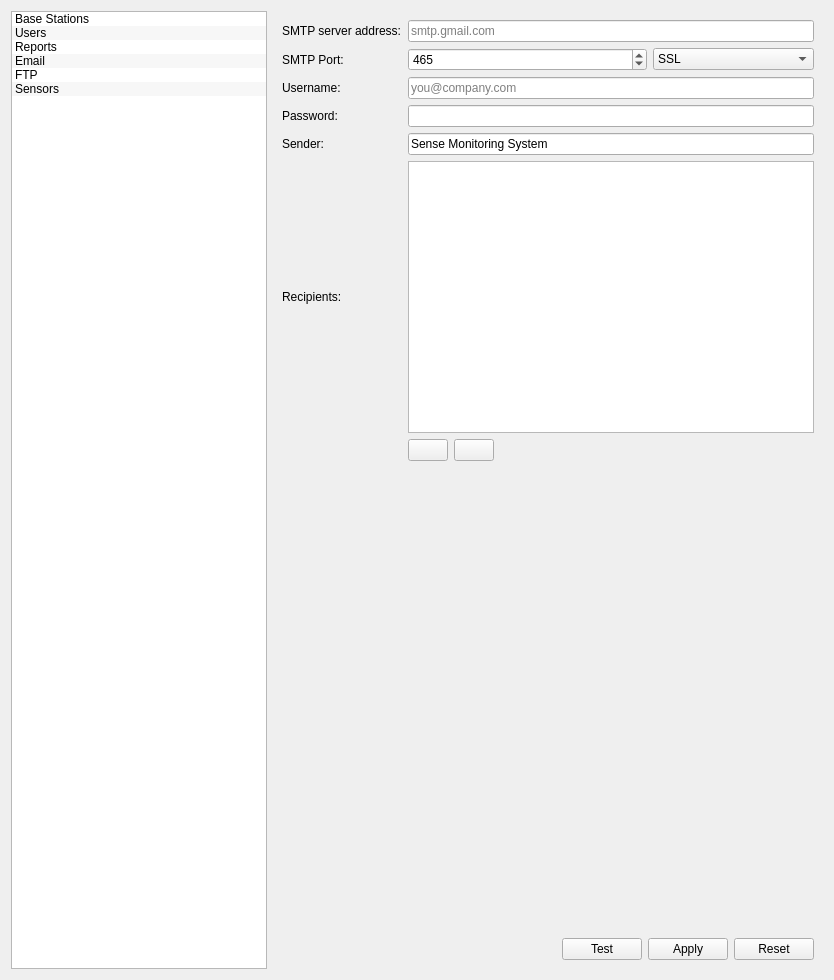
Before: the Qt Designer form manager/src/SettingsWidget.ui in porkmarks/sense, drawn with Qt 5.
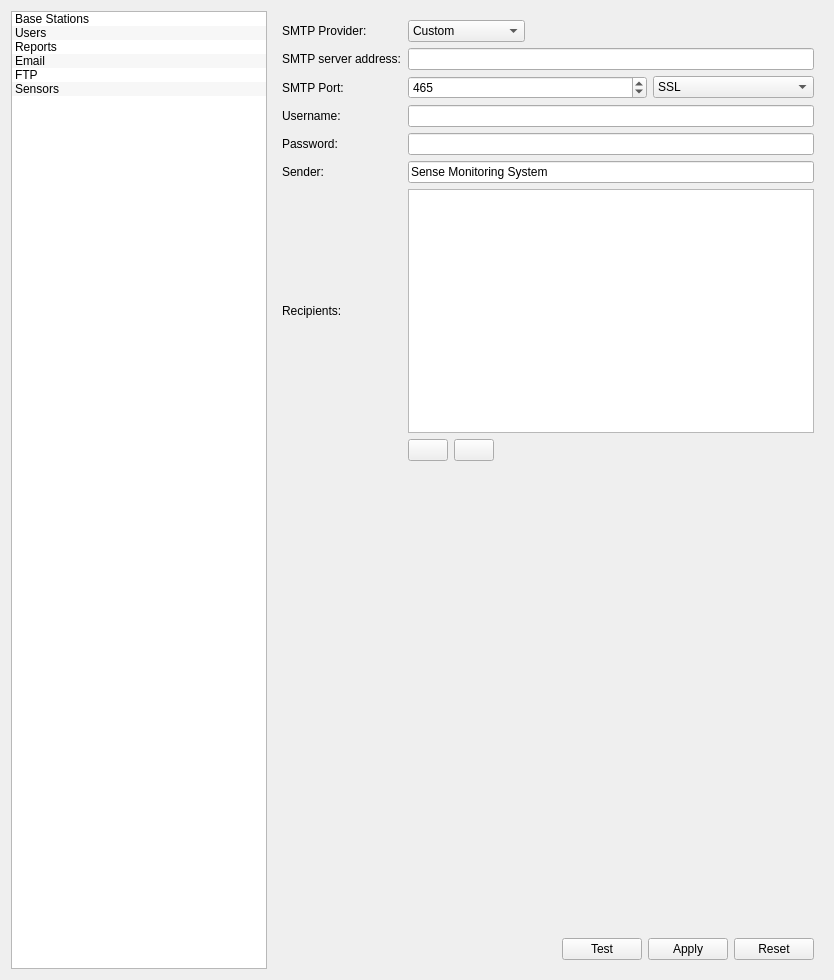
After: the same form once the commit is applied. Icons and pictures are not drawn. Custom widgets are drawn as their Qt base class.

Commit message: Email and alarm fixes Fixed weekly filters

Diff of the .ui file:
```diff
--- a/manager/src/SettingsWidget.ui
+++ b/manager/src/SettingsWidget.ui
@@ -195,59 +195,17 @@
           <property name="verticalSpacing">
            <number>6</number>
           </property>
-          <item row="0" column="0">
+          <item row="1" column="0">
            <widget class="QLabel" name="label">
             <property name="text">
              <string>SMTP server address:</string>
             </property>
            </widget>
           </item>
-          <item row="2" column="0">
-           <widget class="QLabel" name="label_2">
-            <property name="text">
-             <string>Username:</string>
-            </property>
-           </widget>
+          <item row="6" column="1" colspan="3">
+           <widget class="QListWidget" name="emailRecipientList"/>
           </item>
-          <item row="1" column="1" colspan="2">
-           <widget class="QSpinBox" name="emailPort">
-            <property name="maximum">
-             <number>65535</number>
-            </property>
-            <property name="value">
-             <number>465</number>
-            </property>
-           </widget>
-          </item>
-          <item row="3" column="0">
-           <widget class="QLabel" name="label_3">
-            <property name="text">
-             <string>Password:</string>
-            </property>
-           </widget>
-          </item>
-          <item row="4" column="0">
-           <widget class="QLabel" name="label_8">
-            <property name="text">
-             <string>Sender:</string>
-            </property>
-           </widget>
-          </item>
-          <item row="5" column="0">
-           <widget class="QLabel" name="label_4">
-            <property name="text">
-             <string>Recipients:</string>
-            </property>
-           </widget>
-          </item>
-          <item row="1" column="0">
-           <widget class="QLabel" name="label_5">
-            <property name="text">
-             <string>SMTP Port:</string>
-            </property>
-           </widget>
-          </item>
-          <item row="1" column="3">
+          <item row="2" column="3">
            <widget class="QComboBox" name="emailConnection">
             <property name="currentIndex">
              <number>0</number>
@@ -269,41 +227,24 @@
             </item>
            </widget>
           </item>
-          <item row="0" column="1" colspan="3">
+          <item row="1" column="1" colspan="3">
            <widget class="QLineEdit" name="emailHost">
             <property name="text">
              <string/>
             </property>
             <property name="placeholderText">
-             <string>smtp.gmail.com</string>
+             <string/>
             </property>
            </widget>
           </item>
-          <item row="2" column="1" colspan="3">
-           <widget class="QLineEdit" name="emailUsername">
-            <property name="placeholderText">
-             <string>you@company.com</string>
-            </property>
-           </widget>
-          </item>
-          <item row="3" column="1" colspan="3">
-           <widget class="QLineEdit" name="emailPassword">
-            <property name="echoMode">
-             <enum>QLineEdit::PasswordEchoOnEdit</enum>
-            </property>
-           </widget>
-          </item>
-          <item row="4" column="1" colspan="3">
-           <widget class="QLineEdit" name="emailSender">
+          <item row="6" column="0">
+           <widget class="QLabel" name="label_4">
             <property name="text">
-             <string>Sense Monitoring System</string>
+             <string>Recipients:</string>
             </property>
            </widget>
           </item>
-          <item row="5" column="1" colspan="3">
-           <widget class="QListWidget" name="emailRecipientList"/>
-          </item>
-          <item row="6" column="1" colspan="3">
+          <item row="7" column="1" colspan="3">
            <widget class="QWidget" name="widget_8" native="true">
             <layout class="QHBoxLayout" name="horizontalLayout_5">
              <property name="leftMargin">
@@ -368,6 +309,86 @@
             </layout>
            </widget>
           </item>
+          <item row="2" column="0">
+           <widget class="QLabel" name="label_5">
+            <property name="text">
+             <string>SMTP Port:</string>
+            </property>
+           </widget>
+          </item>
+          <item row="5" column="1" colspan="3">
+           <widget class="QLineEdit" name="emailSender">
+            <property name="text">
+             <string>Sense Monitoring System</string>
+            </property>
+           </widget>
+          </item>
+          <item row="4" column="1" colspan="3">
+           <widget class="QLineEdit" name="emailPassword">
+            <property name="echoMode">
+             <enum>QLineEdit::PasswordEchoOnEdit</enum>
+            </property>
+           </widget>
+          </item>
+          <item row="5" column="0">
+           <widget class="QLabel" name="label_8">
+            <property name="text">
+             <string>Sender:</string>
+            </property>
+           </widget>
+          </item>
+          <item row="4" column="0">
+           <widget class="QLabel" name="label_3">
+            <property name="text">
+             <string>Password:</string>
+            </property>
+           </widget>
+          </item>
+          <item row="3" column="0">
+           <widget class="QLabel" name="label_2">
+            <property name="text">
+             <string>Username:</string>
+            </property>
+           </widget>
+          </item>
+          <item row="2" column="1" colspan="2">
+           <widget class="QSpinBox" name="emailPort">
+            <property name="maximum">
+             <number>65535</number>
+            </property>
+            <property name="value">
+             <number>465</number>
+            </property>
+           </widget>
+          </item>
+          <item row="3" column="1" colspan="3">
+           <widget class="QLineEdit" name="emailUsername">
+            <property name="placeholderText">
+             <string/>
+            </property>
+           </widget>
+          </item>
+          <item row="0" column="0">
+           <widget class="QLabel" name="label_19">
+            <property name="text">
+             <string>SMTP Provider:</string>
+            </property>
+           </widget>
+          </item>
+          <item row="0" column="1">
+           <widget class="QComboBox" name="emailSmtpProviderPreset">
+            <item>
+             <property name="text">
+              <string>Custom</string>
+             </property>
+            </item>
+            <item>
+             <property name="text">
+              <string>Gmail</string>
+             </property>
+            </item>
+           </widget>
+          </item>
          </layout>
         </widget>
        </item>
```
The commit also changes 19 other files.
